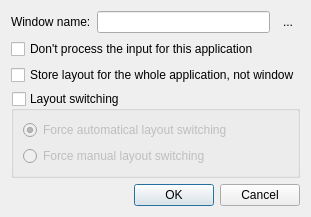
Old version of the form src/Config/ApplicationSettingsDialog.ui in the repository dept2/qxneur.
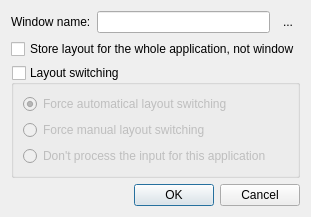
New version of the form.

Commit message: View applications list

Patch:
```diff
--- a/src/Config/ApplicationSettingsDialog.ui
+++ b/src/Config/ApplicationSettingsDialog.ui
@@ -45,13 +45,6 @@
      </item>
     </layout>
    </item>
-   <item>
-    <widget class="QCheckBox" name="dontProcessCheckBox">
-     <property name="text">
-      <string>Don't process the input for this application</string>
-     </property>
-    </widget>
-   </item>
    <item>
     <widget class="QCheckBox" name="storeLayoutCheckBox">
      <property name="text">
@@ -88,6 +81,13 @@
         </property>
        </widget>
       </item>
+      <item>
+       <widget class="QRadioButton" name="dontProcessRadioButton">
+        <property name="text">
+         <string>Don't process the input for this application</string>
+        </property>
+       </widget>
+      </item>
      </layout>
     </widget>
    </item>
```
Left out of the diff: 5 changed lines with no effect on the pictures. The commit also changes 11 other files.
